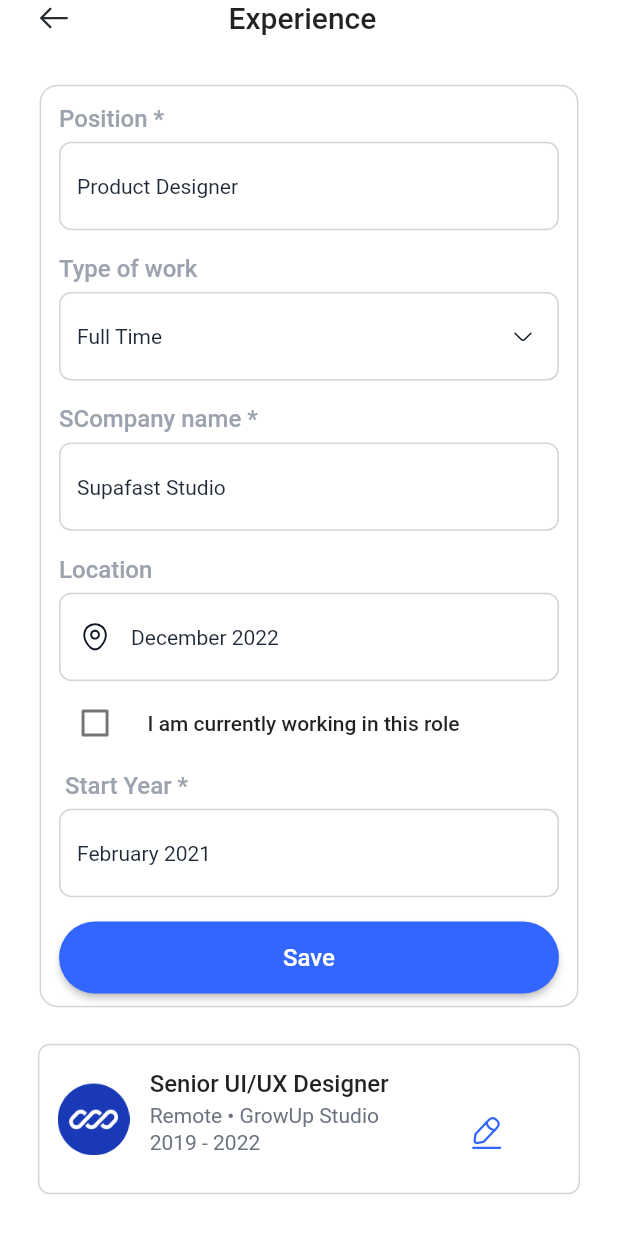
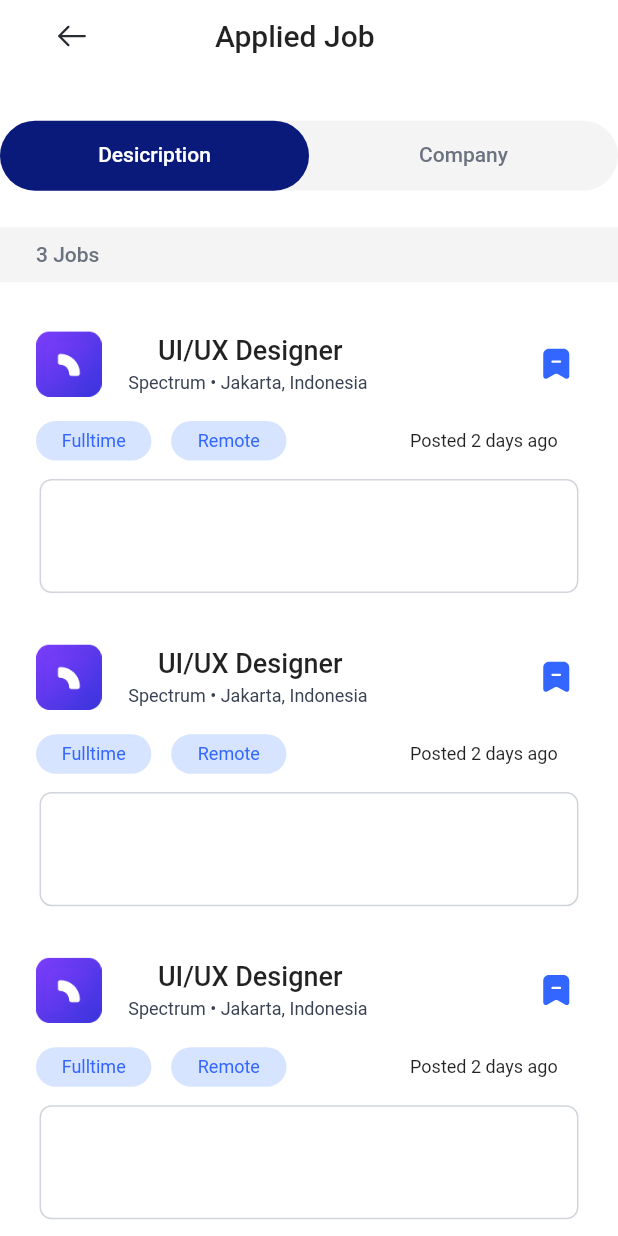
Before and after one commit to AbdelrahmanHossny/JOBSQUE, a Flutter app: the screen it shows after launch, on a phone screen of 412 x 824 dp. Run offline on Flutter 3.47's test engine with Material 2 defaults, Android fonts, the phone set to English and light mode, and no system bars; our stand-ins replace animate_do, chips_choice, flutter_screenutil, flutter_svg, image_picker; Roboto replaces fonts that are missing (sf, sfm); project files that could hold a hidden picture were left out.

Commit message:
Applied Job

```diff
--- a/lib/main.dart
+++ b/lib/main.dart
@@ -1,6 +1,6 @@
 import 'package:flutter/material.dart';
 import 'package:flutter_screenutil/flutter_screenutil.dart';
-import 'screens/Experience_screen/view.dart';
+import 'screens/AppliedJob_screen/view.dart';
 
 void main() {
   runApp(const MyApp());
@@ -23,7 +23,7 @@ class MyApp extends StatelessWidget {
                 primaryColor: Color(0xff111827)),
             title: 'JOBSQUE',
             debugShowCheckedModeBanner: false,
-            home: const Experience_screen(),
+            home: const AppliedJob_screen(),
           );
         });
   }
--- /dev/null
+++ b/lib/screens/AppliedJob_screen/view.dart
@@ -0,0 +1,275 @@
+import 'package:flutter/material.dart';
+import 'package:flutter_screenutil/flutter_screenutil.dart';
+import 'package:flutter_svg/flutter_svg.dart';
+
+class AppliedJob_screen extends StatefulWidget {
+  const AppliedJob_screen({super.key});
+
+  @override
+  State<AppliedJob_screen> createState() => _AppliedJob_screenState();
+}
+
+class _AppliedJob_screenState extends State<AppliedJob_screen>
+    with SingleTickerProviderStateMixin {
+  int currentPage = 0;
+  late TabController tapcontroller;
+  @override
+  void initState() {
+    tapcontroller = TabController(length: 2, vsync: this);
+    super.initState();
+  }
+
+  @override
+  void dispose() {
+    tapcontroller.dispose();
+    super.dispose();
+  }
+
+  Widget build(BuildContext context) {
+    return Scaffold(
+      body: ListView(
+        physics: BouncingScrollPhysics(),
+        children: [
+          Padding(
+            padding: const EdgeInsets.symmetric(horizontal: 24),
+            child: Row(
+              children: [
+                IconButton(
+                    onPressed: () {},
+                    icon: SvgPicture.asset('assets/icons/arrow-left (1).svg')),
+                SizedBox(
+                  width: 65.w,
+                ),
+                Text(
+                  'Applied Job',
+                  style: TextStyle(
+                      fontFamily: 'sfm',
+                      fontSize: 20,
+                      fontWeight: FontWeight.w500),
+                )
+              ],
+            ),
+          ),
+          SizedBox(
+            height: 32.h,
+          ),
+          Container(
+            alignment: Alignment.center,
+            width: 327.w,
+            height: 46.h,
+            decoration: BoxDecoration(
+              color: Color(0xffF4F4F5),
+              borderRadius: BorderRadius.circular(100),
+            ),
+            child: TabBar(
+                onTap: (value) {
+                  currentPage = value;
+                  setState(() {});
+                },
+                indicator: BoxDecoration(
+                    color: Color(0xff091A7A),
+                    borderRadius: BorderRadius.circular(100)),
+                labelColor: Color(0xffFFFFFF),
+                unselectedLabelColor: Color(0xff6B7280),
+                controller: tapcontroller,
+                tabs: [
+                  Tab(
+                    text: 'Desicription',
+                  ),
+                  Tab(
+                    text: 'Company',
+                  ),
+                ]),
+          ),
+          currentPage == 0
+              ? Column(
+                  children: [
+                    SizedBox(
+                      height: 24.h,
+                    ),
+                    Container(
+                      height: 36.h,
+                      width: double.infinity,
+                      decoration: BoxDecoration(color: Color(0xffF4F4F5)),
+                      child: Center(
+                        child: Padding(
+                          padding: const EdgeInsets.only(left: 24),
+                          child: Row(
+                            children: [
+                              Text(
+                                '3 Jobs',
+                                style: TextStyle(
+                                    color: Color(0xff6B7280),
+                                    fontFamily: 'sfm',
+                                    fontSize: 14,
+                                    fontWeight: FontWeight.w500),
+                              ),
+                            ],
+                          ),
+                        ),
+                      ),
+                    ),
+                    SizedBox(
+                      height: 32.h,
+                    ),
+                    ListView.builder(
+                      physics: NeverScrollableScrollPhysics(),
+                      shrinkWrap: true,
+                      itemCount: 3,
+                      itemBuilder: (context, index) => Padding(
+                        padding: const EdgeInsets.only(
+                            bottom: 20, left: 24, right: 24),
+                        child: Container(
+                          width: 327.w,
+                          height: 186.h,
+                          decoration: BoxDecoration(color: Colors.transparent),
+                          child: Column(children: [
+                            Row(
+                              children: [
+                                Image.asset(
+                                  'assets/images/Spectrum Logo.png',
+                                  width: 40.w,
+                                  height: 40.w,
+                                ),
+                                SizedBox(
+                                  width: 16.w,
+                                ),
+                                Column(
+                                  children: [
+                                    Text(
+                                      'UI/UX Designer',
+                                      style: TextStyle(
+                                          fontSize: 18,
+                                          fontWeight: FontWeight.w500,
+                                          fontFamily: 'sfm'),
+                                    ),
+                                    SizedBox(
+                                      height: 4.h,
+                                    ),
+                                    Text(
+                                      'Spectrum • Jakarta, Indonesia ',
+                                      style: TextStyle(
+                                          color: Color(0xff374151),
+                                          fontSize: 12,
+                                          fontWeight: FontWeight.w400),
+                                    )
+                                  ],
+                                ),
+                                SizedBox(
+                                  width: 100.w,
+                                ),
+                                SvgPicture.asset(
+                                    'assets/icons/archive-minus (1).svg')
+                              ],
+                            ),
+                            SizedBox(
+                              height: 16.h,
+                            ),
+                            Row(
+                              children: [
+                                Container(
+                                  width: 70.w,
+                                  height: 26.h,
+                                  decoration: BoxDecoration(
+                                      color: Color(0xffD6E4FF),
+                                      borderRadius: BorderRadius.circular(100)),
+                                  child: Center(
+                                    child: Text(
+                                      'Fulltime',
+                                      style: TextStyle(
+                                          color: Color(0xff3366FF),
+                                          fontSize: 12,
+                                          fontWeight: FontWeight.w400),
+                                    ),
+                                  ),
+                                ),
+                                SizedBox(
+                                  width: 12.w,
+                                ),
+                                Container(
+                                  width: 70.w,
+                                  height: 26.h,
+                                  decoration: BoxDecoration(
+                                      color: Color(0xffD6E4FF),
+                                      borderRadius: BorderRadius.circular(100)),
+                                  child: Center(
+                                    child: Text(
+                                      'Remote',
+                                      style: TextStyle(
+                                          color: Color(0xff3366FF),
+                                          fontSize: 12,
+                                          fontWeight: FontWeight.w400),
+                                    ),
+                                  ),
+                                ),
+                                SizedBox(
+                                  width: 75.w,
+                                ),
+                                Text(
+                                  'Posted 2 days ago',
+                                  style: TextStyle(
+                                      fontSize: 12,
+                                      fontWeight: FontWeight.w400),
+                                )
+                              ],
+                            ),
+                            SizedBox(
+                              height: 12.h,
+                            ),
+                            Container(
+                              width: 327.w,
+                              height: 75.h,
+                              decoration: BoxDecoration(
+                                  border: Border.all(
+                                    color: Color(0xffD1D5DB),
+                                  ),
+                                  borderRadius: BorderRadius.circular(8)),
+                              //here----------------------------------------------------------------------------------------------------------//
+                            ),
+                          ]),
+                        ),
+                      ),
+                    )
+                  ],
+                )
+              : Center(
+                  child: Column(
+                    mainAxisSize: MainAxisSize.min,
+                    children: [
+                      SizedBox(
+                        height: 87.h,
+                      ),
+                      Image.asset(
+                        'assets/images/Data Ilustration (1).png',
+                        width: 173.w,
+                        height: 142.h,
+                      ),
+                      SizedBox(
+                        height: 24.h,
+                      ),
+                      Text(
+                        'No applications were rejected',
+                        style: TextStyle(
+                            fontFamily: 'sfm',
+                            fontSize: 24,
+                            fontWeight: FontWeight.w500),
+                      ),
+                      SizedBox(
+                        height: 12,
+                      ),
+                      Text(
+                        'If there is an application that is rejected by the \ncompany it will appear here',
+                        style: TextStyle(
+                            color: Color(0xff6B7280),
+                            fontSize: 16,
+                            fontWeight: FontWeight.w400),
+                        textAlign: TextAlign.center,
+                      )
+                    ],
+                  ),
+                )
+        ],
+      ),
+    );
+  }
+}
```
Also changed, not shown: assets/images/Data Ilustration (1).png (added), assets/images/Spectrum Logo.png (added).
